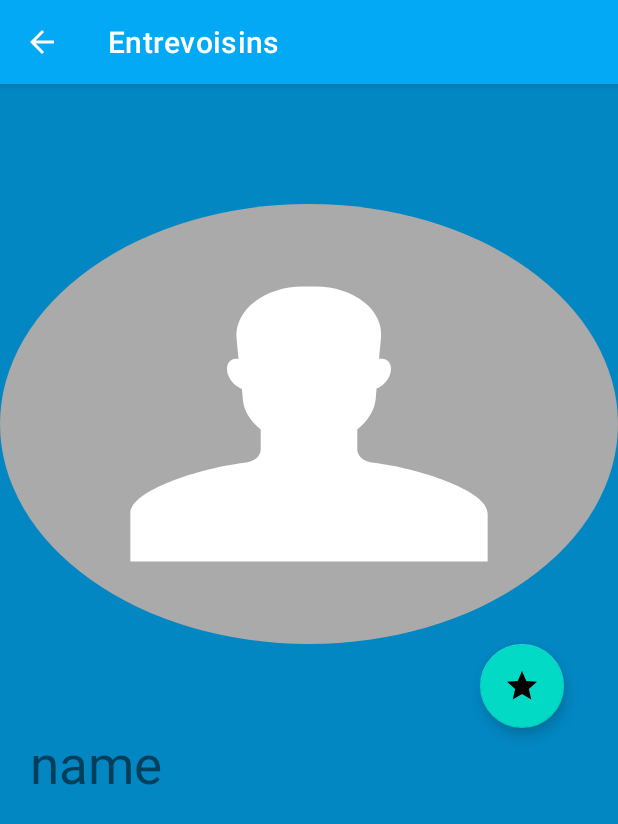
After one commit to Emre-OVTR/Entrevoisins, an Android app: the InfoActivity screen opened directly, with no data from a screen before it, on a phone screen of 412 x 824 dp. The commit adds this screen. Shown: the top 824 px of the screen. Run offline under Robolectric (Android 15) with nearby library versions, the phone set to English and light mode, and no system bars.

Commit message:
InfoActivity

```diff
--- a/app/src/main/AndroidManifest.xml
+++ b/app/src/main/AndroidManifest.xml
@@ -12,10 +12,7 @@
         android:roundIcon="@mipmap/ic_launcher_round"
         android:supportsRtl="true"
         android:theme="@style/AppTheme">
-        <activity
-            android:name=".ui.neighbour_list.ScrollingActivity"
-            android:label="@string/title_activity_scrolling"
-            android:theme="@style/AppTheme.NoActionBar"></activity>
+        <activity android:name=".ui.neighbour_list.InfoActivity"></activity>
         <activity
             android:name=".ui.neighbour_list.AddNeighbourActivity"
             android:label="@string/activity_new_neighbour" />
--- a/app/src/main/java/com/openclassrooms/entrevoisins/model/Neighbour.java
+++ b/app/src/main/java/com/openclassrooms/entrevoisins/model/Neighbour.java
@@ -101,4 +101,5 @@ public class Neighbour {
     public int hashCode() {
         return Objects.hash(id);
     }
+
 }
--- a/app/src/main/java/com/openclassrooms/entrevoisins/service/DummyNeighbourApiService.java
+++ b/app/src/main/java/com/openclassrooms/entrevoisins/service/DummyNeighbourApiService.java
@@ -36,4 +36,7 @@ public class DummyNeighbourApiService implements  NeighbourApiService {
     public void createNeighbour(Neighbour neighbour) {
         neighbours.add(neighbour);
     }
+
+
+
 }
--- a/app/src/main/java/com/openclassrooms/entrevoisins/service/NeighbourApiService.java
+++ b/app/src/main/java/com/openclassrooms/entrevoisins/service/NeighbourApiService.java
@@ -27,4 +27,7 @@ public interface NeighbourApiService {
      * @param neighbour
      */
     void createNeighbour(Neighbour neighbour);
+
+
+
 }
--- /dev/null
+++ b/app/src/main/java/com/openclassrooms/entrevoisins/ui/neighbour_list/InfoActivity.java
@@ -0,0 +1,28 @@
+package com.openclassrooms.entrevoisins.ui.neighbour_list;
+
+import android.support.design.widget.FloatingActionButton;
+import android.support.v7.app.AppCompatActivity;
+import android.os.Bundle;
+import android.widget.ImageView;
+import android.widget.TextView;
+
+import com.openclassrooms.entrevoisins.R;
+
+public class InfoActivity extends AppCompatActivity {
+
+    private ImageView mInfoAvatar;
+    private FloatingActionButton mInfoFavBtn;
+    private TextView mInfoNameText;
+
+
+    @Override
+    protected void onCreate(Bundle savedInstanceState) {
+        super.onCreate(savedInstanceState);
+        setContentView(R.layout.activity_info);
+        getSupportActionBar().setDisplayHomeAsUpEnabled(true);
+
+        mInfoAvatar = findViewById(R.id.activity_info_avatar);
+        mInfoFavBtn = findViewById(R.id.activity_info_fav_btn);
+        mInfoNameText = findViewById(R.id.activity_info_name_text);
+    }
+}
--- a/app/src/main/java/com/openclassrooms/entrevoisins/ui/neighbour_list/ListNeighbourActivity.java
+++ b/app/src/main/java/com/openclassrooms/entrevoisins/ui/neighbour_list/ListNeighbourActivity.java
@@ -8,6 +8,7 @@ import android.support.v7.widget.Toolbar;
 import android.widget.Button;
 
 import com.openclassrooms.entrevoisins.R;
+import com.openclassrooms.entrevoisins.model.Neighbour;
 
 import butterknife.BindView;
 import butterknife.ButterKnife;
@@ -43,4 +44,8 @@ public class ListNeighbourActivity extends AppCompatActivity {
     void addNeighbour() {
         AddNeighbourActivity.navigate(this);
     }
+
+
+
+
 }
--- /dev/null
+++ b/app/src/main/res/layout/activity_info.xml
@@ -0,0 +1,33 @@
+<?xml version="1.0" encoding="utf-8"?>
+<LinearLayout xmlns:android="http://schemas.android.com/apk/res/android"
+    xmlns:app="http://schemas.android.com/apk/res-auto"
+    xmlns:tools="http://schemas.android.com/tools"
+    android:orientation="vertical"
+    android:layout_width="match_parent"
+    android:layout_height="match_parent"
+    android:background="@color/colorPrimaryDark"
+    tools:context=".ui.neighbour_list.InfoActivity">
+
+    <ImageView
+        android:id="@+id/activity_info_avatar"
+        android:layout_width="match_parent"
+        android:layout_height="293dp"
+        android:layout_marginTop="80dp"
+        android:background="@drawable/ic_account"></ImageView>
+
+    <android.support.design.widget.FloatingActionButton
+        android:id="@+id/activity_info_fav_btn"
+        android:layout_width="wrap_content"
+        android:layout_height="wrap_content"
+        android:src="@drawable/ic_star_white_24dp"
+        android:layout_marginLeft="320dp"></android.support.design.widget.FloatingActionButton>
+
+    <TextView
+        android:id="@+id/activity_info_name_text"
+        android:layout_width="wrap_content"
+        android:layout_height="wrap_content"
+        android:text="name"
+        android:textSize="35dp"
+        android:layout_marginStart="20dp"></TextView>
+
+</LinearLayout>
--- a/app/src/main/res/layout/fragment_neighbour.xml
+++ b/app/src/main/res/layout/fragment_neighbour.xml
@@ -2,6 +2,7 @@
 <android.support.constraint.ConstraintLayout xmlns:android="http://schemas.android.com/apk/res/android"
     xmlns:app="http://schemas.android.com/apk/res-auto"
     xmlns:tools="http://schemas.android.com/tools"
+    android:id="@+id/fragment_neighbour_layout"
     android:layout_width="match_parent"
     android:layout_height="wrap_content"
     android:orientation="vertical">
--- /dev/null
+++ b/app/src/main/res/values/themes.xml
@@ -0,0 +1,11 @@
+<resources>
+
+    <style name="AppTheme.NoActionBar">
+        <item name="windowActionBar">false</item>
+        <item name="windowNoTitle">true</item>
+    </style>
+
+    <style name="AppTheme.AppBarOverlay" parent="ThemeOverlay.AppCompat.Dark.ActionBar" />
+
+    <style name="AppTheme.PopupOverlay" parent="ThemeOverlay.AppCompat.Light" />
+</resources>
```
Also changed, not shown: app/src/main/java/com/openclassrooms/entrevoisins/events/ClickNeighbourEvent.java (added, +13 -0 lines), app/src/main/java/com/openclassrooms/entrevoisins/ui/neighbour_list/MyNeighbourRecyclerViewAdapter.java (+13 -0 lines), app/src/main/java/com/openclassrooms/entrevoisins/ui/neighbour_list/NeighbourFragment.java (+10 -0 lines), app/src/main/java/com/openclassrooms/entrevoisins/ui/neighbour_list/ScrollingActivity.java (deleted, +0 -33 lines), app/src/main/res/layout/activity_scrolling.xml (deleted, +0 -48 lines), app/src/main/res/layout/content_scrolling.xml (deleted, +0 -17 lines), app/src/main/res/menu/menu_scrolling.xml (added, +10 -0 lines).
